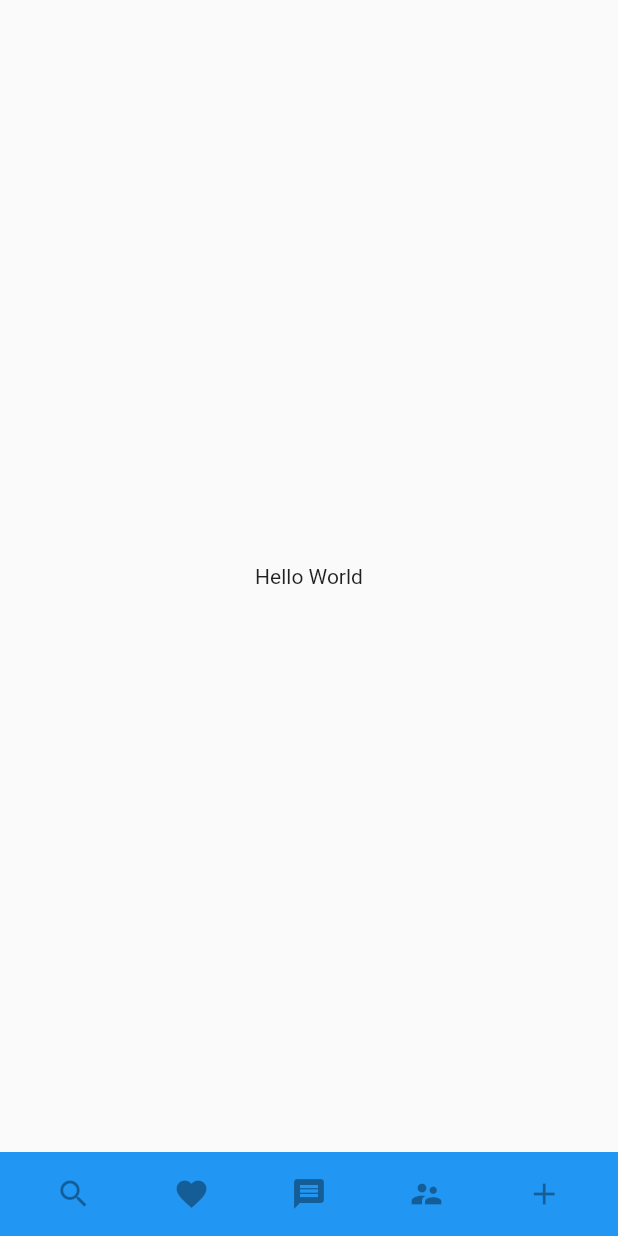
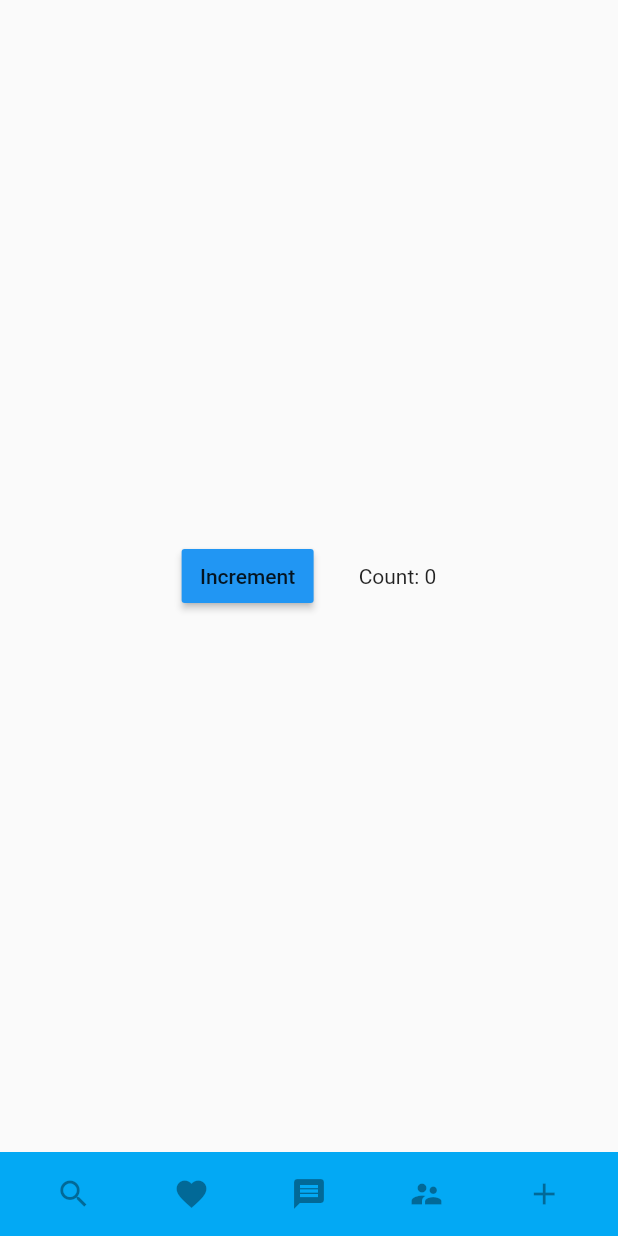
Before and after one commit to jnisitha/client_side_app, a Flutter app: the screen it shows after launch, on a phone screen of 412 x 824 dp. Run offline on Flutter 3.47's test engine with Material 2 defaults, Android fonts, the phone set to English and light mode, and no system bars.

Commit message:
Center button increment

```diff
--- a/lib/main.dart
+++ b/lib/main.dart
@@ -1,23 +1,21 @@
 import 'package:flutter/material.dart';
-
 
 void main() {
   runApp(MaterialApp(
+    debugShowCheckedModeBanner: false,
     title: 'CommunityHub', // used by the OS task switcher
     home: HomePage(),
   ));
 }
 
-
 class BottomAppBar extends StatelessWidget {
-
   @override
-  Widget build(BuildContext context){
-    return Container (
+  Widget build(BuildContext context) {
+    return Container(
         height: 56.0,
         padding: EdgeInsets.symmetric(horizontal: 10.0),
-      decoration: BoxDecoration(color: Colors.blue),
-      child: Row (
+        decoration: BoxDecoration(color: Colors.lightBlue),
+        child: Row(
           children: <Widget>[
             Expanded(
               child: IconButton(
@@ -44,16 +42,14 @@ class BottomAppBar extends StatelessWidget {
                 icon: Icon(Icons.add),
               ),
             ),
-
           ],
-      )
-    );
+        ));
   }
 }
 
 class HomePage extends StatelessWidget {
   @override
-  Widget build (BuildContext context){
+  Widget build(BuildContext context) {
     return Scaffold(
 //      appBar: AppBar(
 //        leading:IconButton(
@@ -71,7 +67,7 @@ class HomePage extends StatelessWidget {
 //        ],
 //      ),
       body: Center(
-        child: Text('Hello World'),
+        child: Counter(),
       ),
       bottomNavigationBar: BottomAppBar(),
 //      floatingActionButton: FloatingActionButton(
@@ -82,3 +78,54 @@ class HomePage extends StatelessWidget {
     );
   }
 }
+
+class Counter extends StatefulWidget {
+  // This class is the configuration for the state. It holds the
+  // values (in this case nothing) provided by the parent and used by the build
+  // method of the State. Fields in a Widget subclass are always marked "final".
+
+  @override
+  _CounterState createState() => _CounterState();
+}
+
+class _CounterState extends State<Counter> {
+  int _counter = 0;
+
+  void _increment() {
+    setState(() {
+      // This call to setState tells the Flutter framework that
+      // something has changed in this State, which causes it to rerun
+      // the build method below so that the display can reflect the
+      // updated values. If we changed _counter without calling
+      // setState(), then the build method would not be called again,
+      // and so nothing would appear to happen.
+      _counter++;
+      print('in setState');
+    });
+  }
+
+  @override
+  Widget build(BuildContext context) {
+    // This method is rerun every time setState is called, for instance
+    // as done by the _increment method above.
+    // The Flutter framework has been optimized to make rerunning
+    // build methods fast, so that you can just rebuild anything that
+    // needs updating rather than having to individually change
+    // instances of widgets.
+    return Row(
+      mainAxisAlignment: MainAxisAlignment.center,
+      children: <Widget>[
+        Center(
+            child: RaisedButton(
+                onPressed: _increment,
+                child: Text('Increment'),
+                color: Colors.blue,
+                padding: EdgeInsets.symmetric(horizontal: 10.0))),
+        Padding(
+          padding: EdgeInsets.symmetric(horizontal: 15.0)
+        ),
+        Text('Count: $_counter', textAlign: TextAlign.center),
+      ],
+    );
+  }
+}
```
Lines whose indentation alone changed are shown as unchanged.
